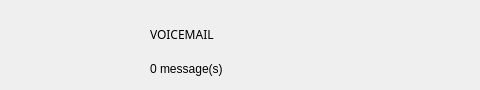
Qt form xivoclient/src/xlets/identity/identity.ui (wazo-platform/wazo-client-qt) before a commit; both pictures show x 220 to 700 and y 0 to 90 of the 700 by 90 pixel window.
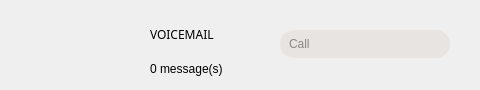
The same form after that commit. Icons and pictures are not drawn.

Commit message: add input for calling in identity

The edit to the form file:
```diff
--- a/xivoclient/src/xlets/identity/identity.ui
+++ b/xivoclient/src/xlets/identity/identity.ui
@@ -271,6 +271,25 @@
     <string extracomment="default for unread voicemail messages">0 message(s)</string>
    </property>
   </widget>
+  <widget class="QLineEdit" name="call_input">
+   <property name="geometry">
+    <rect>
+     <x>500</x>
+     <y>30</y>
+     <width>170</width>
+     <height>28</height>
+    </rect>
+   </property>
+   <property name="styleSheet">
+    <string notr="true">background-color: #e8e4e2;
+border-radius: 14px;
+padding: 7px;
+color: #2c2927;</string>
+   </property>
+   <property name="placeholderText">
+    <string>Call</string>
+   </property>
+  </widget>
  </widget>
  <resources>
   <include location="identity.qrc"/>
```
The commit also changes 2 other files.
